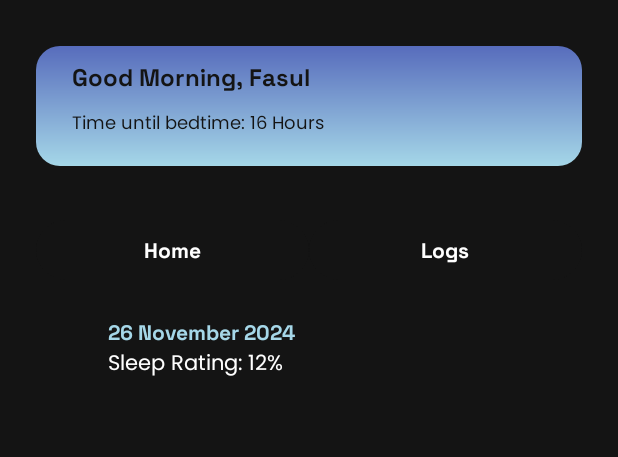
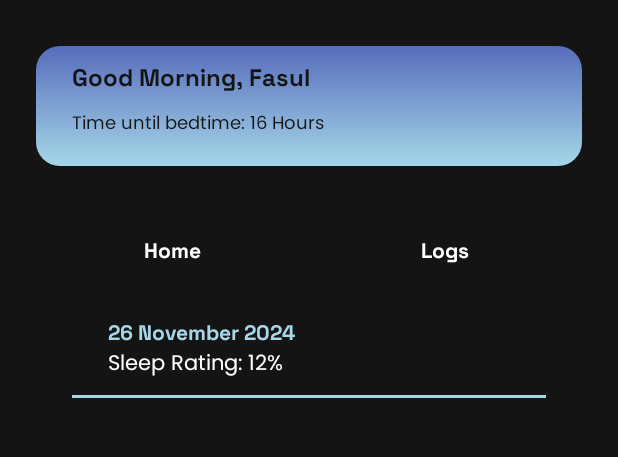
Before and after one commit to Raditsoic/ngantor, an Android app: the screen it shows after launch (Ngantor), after a tap on "Logs", on a phone screen of 412 x 824 dp, the part 86-543 px from its top. Run offline under Robolectric (Android 15) with nearby library versions, the phone set to English and light mode, and no system bars.

Commit message:
fix: conflict

```diff
--- a/app/src/main/res/layout/fragment_logs.xml
+++ b/app/src/main/res/layout/fragment_logs.xml
@@ -29,7 +29,7 @@
         <View
             android:layout_width="match_parent"
             android:layout_height="2dp"
-            android:backgroundTint="@color/aqua"
+            android:background="@color/aqua"
             android:layout_marginHorizontal="24dp" />
     </LinearLayout>
 </LinearLayout>
```
